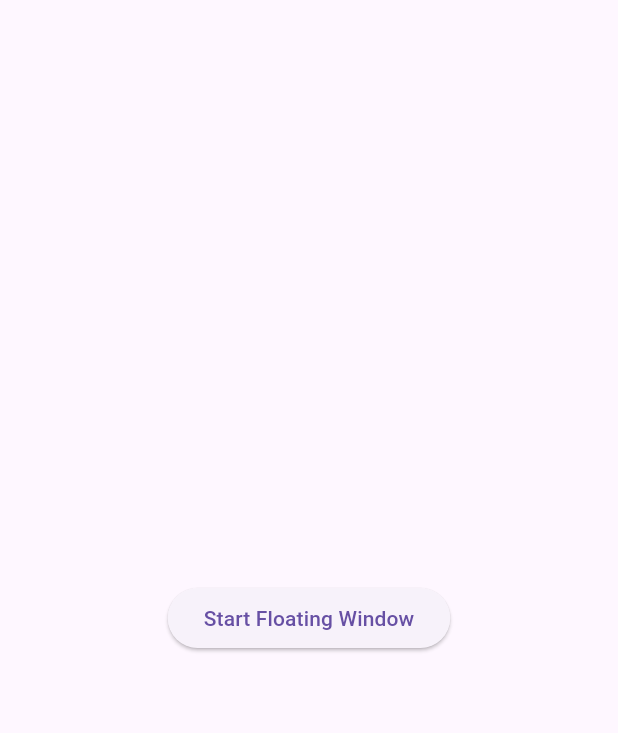
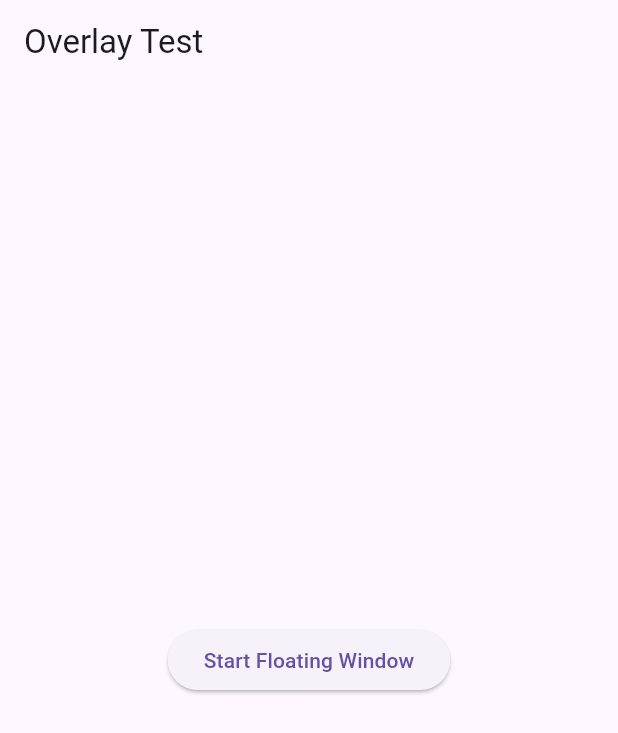
Before and after one commit to Sabujdeep/flutterOverlay, a Flutter app: the screen it shows after launch, after a tap on "Start Floating Window", on a phone screen of 412 x 824 dp. Shown: the top 733 px of the screen. Run offline on Flutter 3.47's test engine with Material 3 defaults, Android fonts, the phone set to English and light mode, and no system bars; missing offline and left inert: android_alarm_manager_plus, flutter_overlay_window.

Commit message:
working on foreground

```diff
--- a/lib/main.dart
+++ b/lib/main.dart
@@ -1,14 +1,38 @@
+import 'package:android_alarm_manager_plus/android_alarm_manager_plus.dart';
 import 'package:flutter/material.dart';
 import 'package:flutter_overlay_window/flutter_overlay_window.dart';
 import 'package:overlay_window/overlay/overlay_screen.dart';
 
-void main() {
+Future<void> main() async {
+  WidgetsFlutterBinding.ensureInitialized();
+  await AndroidAlarmManager.initialize();
+
   runApp(const MyApp());
 }
 
+/// Overlay entry point
 @pragma("vm:entry-point")
 void overlayMain() {
-  runApp(const MaterialApp(home: OverlayScreen()));
+  runApp(
+    const MaterialApp(
+      debugShowCheckedModeBanner: false,
+      home: OverlayScreen(),
+    ),
+  );
+}
+
+/// Alarm callback
+@pragma("vm:entry-point")
+Future<void> overlayAlarmCallback() async {
+
+    debugPrint("ALARM TRIGGERED");
+
+  await FlutterOverlayWindow.showOverlay(
+    height: 400,
+    width: 200,
+    enableDrag: true,
+    alignment: OverlayAlignment.center,
+  );
 }
 
 class OverlayScreen extends StatelessWidget {
@@ -16,22 +40,49 @@ class OverlayScreen extends StatelessWidget {
 
   @override
   Widget build(BuildContext context) {
-    return Material(
+    return const Material(
       color: Colors.transparent,
       child: Center(
-        child: Container(
-          padding: const EdgeInsets.all(16),
-          color: Colors.blue,
-          child: const OverlayScreen1()
-        ),
+        child: OverlayScreen1(),
       ),
     );
   }
 }
 
-class MyApp extends StatelessWidget {
+class MyApp extends StatefulWidget {
   const MyApp({super.key});
 
+  @override
+  State<MyApp> createState() => _MyAppState();
+}
+
+class _MyAppState extends State<MyApp> {
+
+  @override
+  void initState() {
+    super.initState();
+    scheduleOverlay();   // Automatically schedule alarm
+  }
+
+  Future<void> scheduleOverlay() async {
+
+    DateTime now = DateTime.now();
+
+    /// schedule 1 minute from now (testing)
+    DateTime alarmTime = now.add(const Duration(minutes: 1));
+
+    await AndroidAlarmManager.oneShot(
+      const Duration(seconds: 10),
+      1,
+      overlayAlarmCallback,
+      // exact: true,
+      wakeup: true,
+    );
+
+    debugPrint("Overlay scheduled at: $alarmTime");
+  }
+
+  /// Manual overlay (kept for testing)
   Future<void> startOverlay() async {
     bool? permission = await FlutterOverlayWindow.isPermissionGranted();
 
@@ -51,6 +102,7 @@ class MyApp extends StatelessWidget {
   Widget build(BuildContext context) {
     return MaterialApp(
       home: Scaffold(
+        appBar: AppBar(title: const Text("Overlay Test")),
         body: Center(
           child: ElevatedButton(
             onPressed: startOverlay,
```
Also changed, not shown: lib/overlay/overlay_main.dart (deleted, +0 -12 lines).
